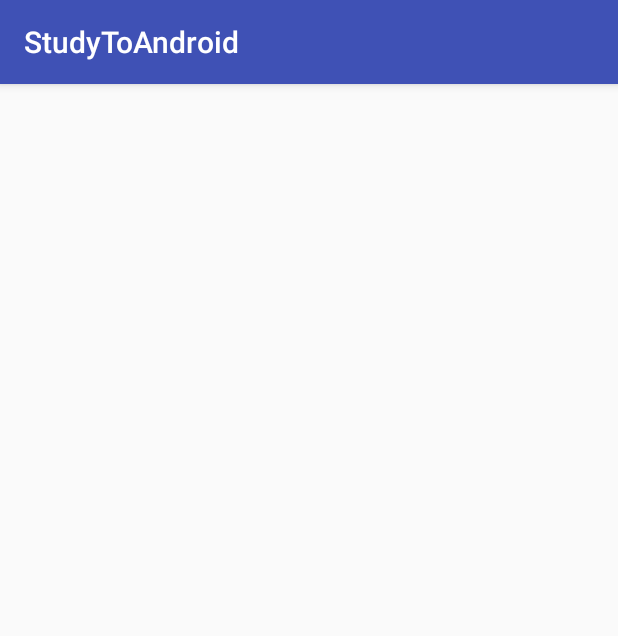
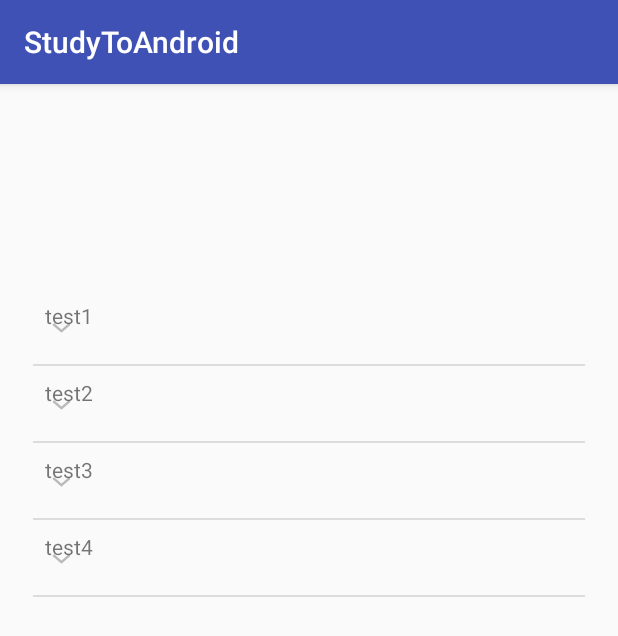
Before and after one commit to baeyeongpyo/StudyToAndroid, an Android app: the JAVAMainActivity screen opened directly, with no data from a screen before it, on a phone screen of 412 x 824 dp. Shown: the top 636 px of the screen. Run offline under Robolectric (Android 15) with nearby library versions, the phone set to English and light mode, and no system bars.

Commit message:
2018-03-11-23:19

```diff
--- a/app/src/main/java/com/example/yeongpyo/studytoandroid/JAVA_Study/JAVAMainActivity.java
+++ b/app/src/main/java/com/example/yeongpyo/studytoandroid/JAVA_Study/JAVAMainActivity.java
@@ -2,14 +2,34 @@ package com.example.yeongpyo.studytoandroid.JAVA_Study;
 
 import android.support.v7.app.AppCompatActivity;
 import android.os.Bundle;
+import android.view.LayoutInflater;
+import android.view.View;
+import android.view.ViewGroup;
+import android.widget.BaseExpandableListAdapter;
+import android.widget.ExpandableListView;
+import android.widget.TextView;
 
 import com.example.yeongpyo.studytoandroid.R;
 
+import java.util.ArrayList;
+import java.util.Arrays;
+import java.util.LinkedHashMap;
+
 public class JAVAMainActivity extends AppCompatActivity {
+
 
     @Override
     protected void onCreate(Bundle savedInstanceState) {
         super.onCreate(savedInstanceState);
-        setContentView(R.layout.activity_javamain);
+        setContentView(R.layout.activity_main_main);
+
+        LinkedHashMap<String, ArrayList<String>> map = new LinkedHashMap<>();
+        map.put("test1", new ArrayList<>(Arrays.asList("1","2,","3","4")));
+        map.put("test2", new ArrayList<>(Arrays.asList("5","6","7","8")));
+        map.put("test3", new ArrayList<>(Arrays.asList("9","10","11","12")));
+        map.put("test4", new ArrayList<>(Arrays.asList("13","14,","15","16")));
+
+        ((ExpandableListView) findViewById(R.id.main_elv_listview)).setAdapter(new JAVAMain_adapter(map));
+
     }
 }
--- /dev/null
+++ b/app/src/main/java/com/example/yeongpyo/studytoandroid/JAVA_Study/JAVAMain_adapter.java
@@ -0,0 +1,83 @@
+package com.example.yeongpyo.studytoandroid.JAVA_Study;
+
+import android.view.LayoutInflater;
+import android.view.View;
+import android.view.ViewGroup;
+import android.widget.BaseExpandableListAdapter;
+import android.widget.TextView;
+
+import com.example.yeongpyo.studytoandroid.R;
+
+import java.util.ArrayList;
+import java.util.LinkedHashMap;
+
+/**
+ * Created by yeongpyo on 2018-03-11.
+ */
+
+public class JAVAMain_adapter extends BaseExpandableListAdapter {
+
+        LinkedHashMap<String, ArrayList<String>> map;
+        ArrayList<String> arr = new ArrayList<>();
+
+        public JAVAMain_adapter(LinkedHashMap<String, ArrayList<String>> map) {
+            this.map = map;
+            for ( String txt : map.keySet()) arr.add(txt);
+        }
+
+        @Override
+        public int getGroupCount() {return map.size();}
+
+        @Override
+        public int getChildrenCount(int i) {return map.get(arr.get(i)).size();}
+
+        @Override
+        public Object getGroup(int i) {return i;}
+
+        @Override
+        public Object getChild(int i, int i1) {return i;}
+
+        @Override
+        public long getGroupId(int i) {return i;}
+
+        @Override
+        public long getChildId(int i, int i1) {return i1;}
+
+        @Override
+        public boolean hasStableIds() {return true;}
+
+        @Override
+        public boolean isChildSelectable(int i, int i1) {return true;}
+
+        @Override
+        public View getGroupView(int i, boolean b, View view, ViewGroup viewGroup) {
+            if ( view == null ) view = LayoutInflater.from(viewGroup.getContext()).inflate(R.layout.childlayout, viewGroup, false);
+            GroupHolder holder = new GroupHolder(view);
+            holder.getText().setText(arr.get(i));
+            return view;
+        }
+
+        @Override
+        public View getChildView(int i, int i1, boolean b, View view, ViewGroup viewGroup) {
+            if ( view == null ) view = LayoutInflater.from(viewGroup.getContext()).inflate(R.layout.childlayout, viewGroup, false);
+            ChildHolder holder = new ChildHolder(view);
+            holder.getText().setText(map.get(arr.get(i)).get(i1));
+            return view;
+        }
+
+    private class GroupHolder{
+        TextView textView;
+        private GroupHolder(View view){
+            this.textView = view.findViewById(R.id.childTextview);
+        }
+        private TextView getText(){return textView;}
+    }
+
+    private class ChildHolder{
+        TextView textView;
+        private ChildHolder(View view){
+            this.textView = view.findViewById(R.id.childTextview);
+        }
+        private TextView getText(){return textView;}
+    }
+}
--- a/app/src/main/res/layout/activity_javamain.xml
+++ /dev/null
@@ -1,9 +0,0 @@
-<?xml version="1.0" encoding="utf-8"?>
-<android.support.constraint.ConstraintLayout xmlns:android="http://schemas.android.com/apk/res/android"
-    xmlns:app="http://schemas.android.com/apk/res-auto"
-    xmlns:tools="http://schemas.android.com/tools"
-    android:layout_width="match_parent"
-    android:layout_height="match_parent"
-    tools:context="com.example.yeongpyo.studytoandroid.JAVA_Study.JAVAMainActivity">
-
-</android.support.constraint.ConstraintLayout>
--- /dev/null
+++ b/app/src/main/res/layout/activity_main_main.xml
@@ -0,0 +1,21 @@
+<?xml version="1.0" encoding="utf-8"?>
+<android.support.constraint.ConstraintLayout xmlns:android="http://schemas.android.com/apk/res/android"
+    xmlns:app="http://schemas.android.com/apk/res-auto"
+    xmlns:tools="http://schemas.android.com/tools"
+    android:layout_width="match_parent"
+    android:layout_height="match_parent"
+    tools:context="com.example.yeongpyo.studytoandroid.KOTLIN_Study.KOTLINMainActivity">
+
+    <ExpandableListView
+        android:id="@+id/main_elv_listview"
+        android:layout_width="368dp"
+        android:layout_height="495dp"
+        android:layout_marginBottom="8dp"
+        android:layout_marginEnd="8dp"
+        android:layout_marginStart="8dp"
+        android:layout_marginTop="8dp"
+        app:layout_constraintBottom_toBottomOf="parent"
+        app:layout_constraintEnd_toEndOf="parent"
+        app:layout_constraintStart_toStartOf="parent"
+        app:layout_constraintTop_toTopOf="parent" />
+</android.support.constraint.ConstraintLayout>
--- a/app/src/main/res/layout/activity_kotlinmain.xml
+++ b/app/src/main/res/layout/childlayout.xml
@@ -3,14 +3,12 @@
     xmlns:app="http://schemas.android.com/apk/res-auto"
     xmlns:tools="http://schemas.android.com/tools"
     android:layout_width="match_parent"
-    android:layout_height="match_parent"
-    tools:context="com.example.yeongpyo.studytoandroid.KOTLIN_Study.KOTLINMainActivity">
+    android:layout_height="50dp">
 
-    <ListView
-        android:id="@+id/JAVAMainList"
+    <TextView
+        android:id="@+id/childTextview"
         android:layout_width="0dp"
         android:layout_height="0dp"
-        android:layout_marginBottom="8dp"
         android:layout_marginEnd="8dp"
         android:layout_marginStart="8dp"
         android:layout_marginTop="8dp"
```
Also changed, not shown: app/src/main/java/com/example/yeongpyo/studytoandroid/JAVA_Study/Study_ExpandableListView/Example_ExpandableListViewActivity.java (deleted, +0 -15 lines), app/src/main/java/com/example/yeongpyo/studytoandroid/KOTLIN_Study/KOTLINMainActivity.kt (+11 -1 lines), app/src/main/java/com/example/yeongpyo/studytoandroid/KOTLIN_Study/KOTLINMain_adapter.kt (added, +60 -0 lines).
